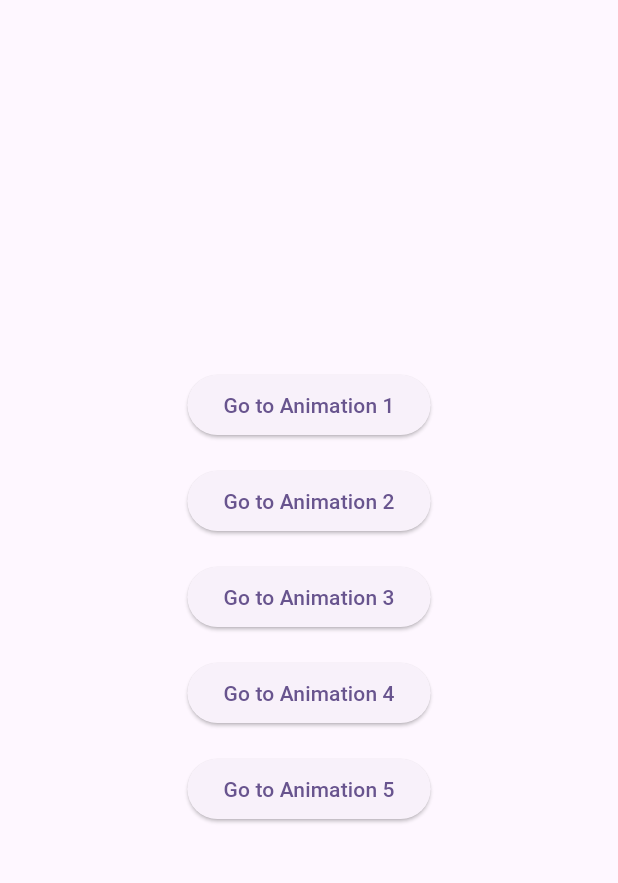
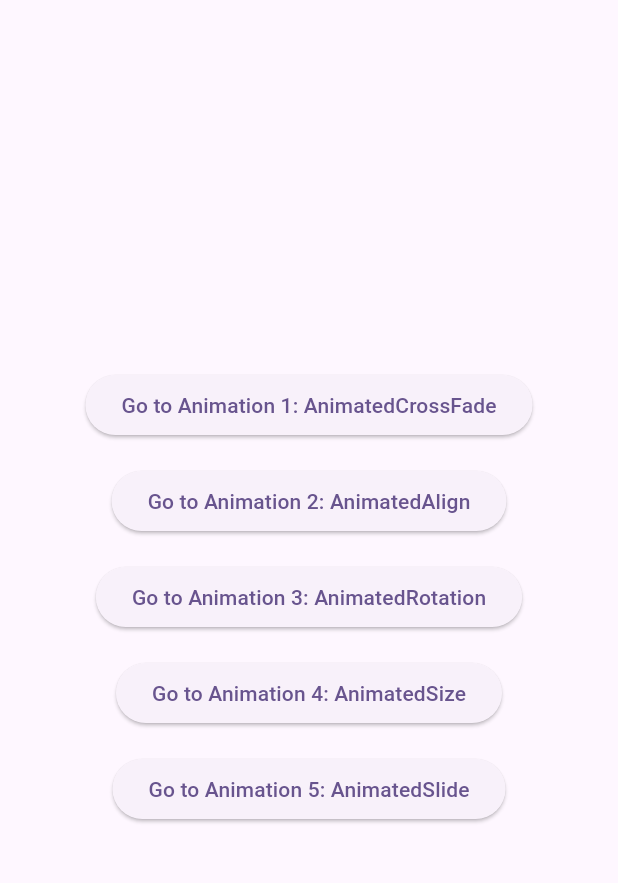
Before and after one commit to wiebecoding/CSEN268_implicit_animations, a Flutter app: the screen it shows after launch, on a phone screen of 412 x 824 dp, the part 63-946 px from its top. Run offline on Flutter 3.47's test engine with Material 3 defaults, Android fonts, the phone set to English and light mode, and no system bars; our stand-ins replace go_router.

Commit message:
Added names according to presentation order

```diff
--- a/lib/pages/animation_1.dart
+++ b/lib/pages/animation_1.dart
@@ -7,7 +7,7 @@ class FirstAnimation extends StatelessWidget {
   Widget build(BuildContext context) {
     return Scaffold(
       appBar: AppBar(
-        title: const Text('Animation 1'),
+        title: const Text('Animation 1: AnimatedCrossFade'),
       ),
       body: const Center(
         child: Text('Content for Animation 1'),
--- a/lib/pages/animation_2.dart
+++ b/lib/pages/animation_2.dart
@@ -7,7 +7,7 @@ class SecondAnimation extends StatelessWidget {
   Widget build(BuildContext context) {
     return Scaffold(
       appBar: AppBar(
-        title: const Text('Animation 2'),
+        title: const Text('Animation 2: AnimatedAlign'),
       ),
       body: const Center(
         child: Text('Content for Animation 2'),
--- a/lib/pages/animation_3.dart
+++ b/lib/pages/animation_3.dart
@@ -7,7 +7,7 @@ class ThirdAnimation extends StatelessWidget {
   Widget build(BuildContext context) {
     return Scaffold(
       appBar: AppBar(
-        title: const Text('Animation 3'),
+        title: const Text('Animation 3: AnimatedRotation'),
       ),
       body: const Center(
         child: Text('Content for Animation 3'),
--- a/lib/pages/animation_4.dart
+++ b/lib/pages/animation_4.dart
@@ -7,7 +7,7 @@ class ForthAnimation extends StatelessWidget {
   Widget build(BuildContext context) {
     return Scaffold(
       appBar: AppBar(
-        title: const Text('Animation 4'),
+        title: const Text('Animation 4: AnimatedSize'),
       ),
       body: const Center(
         child: Text('Content for Animation 4'),
--- a/lib/pages/animation_5.dart
+++ b/lib/pages/animation_5.dart
@@ -7,7 +7,7 @@ class FifthAnimation extends StatelessWidget {
   Widget build(BuildContext context) {
     return Scaffold(
       appBar: AppBar(
-        title: const Text('Animation 5'),
+        title: const Text('Animation 5: AnimatedSlide'),
       ),
       body: const Center(
         child: Text('Content for Animation 5'),
--- a/lib/pages/home.dart
+++ b/lib/pages/home.dart
@@ -18,35 +18,35 @@ class Home extends StatelessWidget {
               onPressed: () {
                 context.go('/home/animation1');
               },
-              child: const Text('Go to Animation 1'),
+              child: const Text('Go to Animation 1: AnimatedCrossFade'),
             ),
             const SizedBox(height: 16), // Gap between buttons
             ElevatedButton(
               onPressed: () {
                 context.go('/home/animation2');
               },
-              child: const Text('Go to Animation 2'),
+              child: const Text('Go to Animation 2: AnimatedAlign'),
             ),
             const SizedBox(height: 16), // Gap between buttons
             ElevatedButton(
               onPressed: () {
                 context.go('/home/animation3');
               },
-              child: const Text('Go to Animation 3'),
+              child: const Text('Go to Animation 3: AnimatedRotation'),
             ),
             const SizedBox(height: 16), // Gap between buttons
             ElevatedButton(
               onPressed: () {
                 context.go('/home/animation4');
               },
-              child: const Text('Go to Animation 4'),
+              child: const Text('Go to Animation 4: AnimatedSize'),
             ),
             const SizedBox(height: 16), // Gap between buttons
             ElevatedButton(
               onPressed: () {
                 context.go('/home/animation5');
               },
-              child: const Text('Go to Animation 5'),
+              child: const Text('Go to Animation 5: AnimatedSlide'),
             ),
           ],
         ),
```
